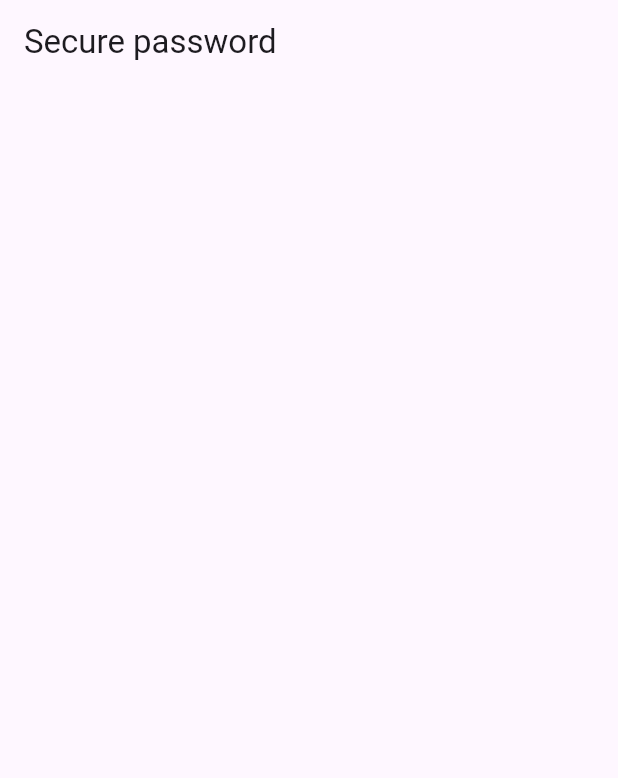
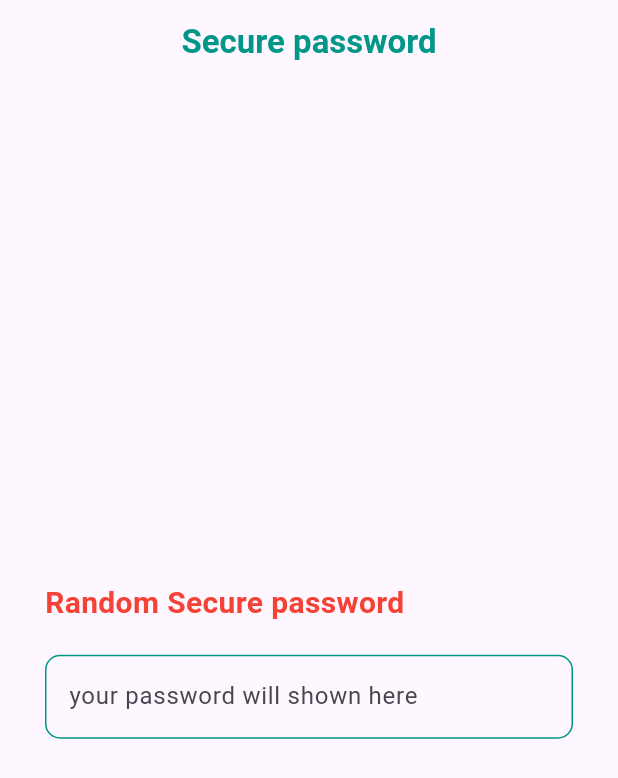
Before and after one commit to shadu-rz/random-password-generator, a Flutter app: the screen it shows after launch, on a phone screen of 412 x 824 dp. Shown: the top 778 px of the screen. Run offline on Flutter 3.47's test engine with Material 2 defaults, Android fonts, the light colour scheme and no system bars.

Commit message:
textfield added

```diff
--- /dev/null
+++ b/lib/constants.dart
@@ -0,0 +1,7 @@
+import 'package:flutter/material.dart';
+
+class ColorConstants {
+  final primaryColor = Colors.teal;
+  final secondaryColor = Colors.red;
+
+}
--- a/lib/home.dart
+++ b/lib/home.dart
@@ -1,4 +1,5 @@
 import 'package:flutter/material.dart';
+import 'package:random_password/constants.dart';
 
 class Homepage extends StatefulWidget {
   const Homepage({super.key});
@@ -10,9 +11,49 @@ class Homepage extends StatefulWidget {
 class _HomepageState extends State<Homepage> {
   @override
   Widget build(BuildContext context) {
-    return  Scaffold(
+    return Scaffold(
       appBar: AppBar(
-        title:const Text('Secure password'),
+        centerTitle: true,
+        title: Text(
+          'Secure password',
+          style: TextStyle(
+            fontWeight: FontWeight.bold,
+            color: ColorConstants().primaryColor,
+          ),
+        ),
+      ),
+      body: Container(
+        padding: const EdgeInsets.all(30),
+        child: Column(
+          mainAxisAlignment: MainAxisAlignment.center,
+          crossAxisAlignment: CrossAxisAlignment.start,
+          children: [
+            Text(
+              'Random Secure password',
+              style: TextStyle(
+                fontSize: 20,
+                fontWeight: FontWeight.bold,
+                color: ColorConstants().secondaryColor,
+              ),
+            ),
+            const SizedBox(height: 20),
+            TextField(
+              readOnly: true,
+              decoration: InputDecoration(
+                hintText: 'your password will shown here',
+                enabledBorder: OutlineInputBorder(
+                    borderSide:
+                        BorderSide(color: ColorConstants().primaryColor),
+                    borderRadius: BorderRadius.circular(10)),
+                focusedBorder: OutlineInputBorder(
+                    borderSide: BorderSide(
+                      color: ColorConstants().primaryColor,
+                    ),
+                    borderRadius: BorderRadius.circular(10)),
+              ),
+            ),
+          ],
+        ),
       ),
     );
   }
--- a/lib/main.dart
+++ b/lib/main.dart
@@ -11,6 +11,7 @@ class MyApp extends StatelessWidget {
   @override
   Widget build(BuildContext context) {
     return MaterialApp(
+      debugShowCheckedModeBanner: false,
       title: 'Flutter Demo',
       theme: ThemeData(
         useMaterial3: true,
--- a/pubspec.yaml
+++ b/pubspec.yaml
@@ -45,4 +45,3 @@ flutter:
   #       - asset: fonts/TrajanPro.ttf
   #       - asset: fonts/TrajanPro_Bold.ttf
   #         weight: 700
-s
```
